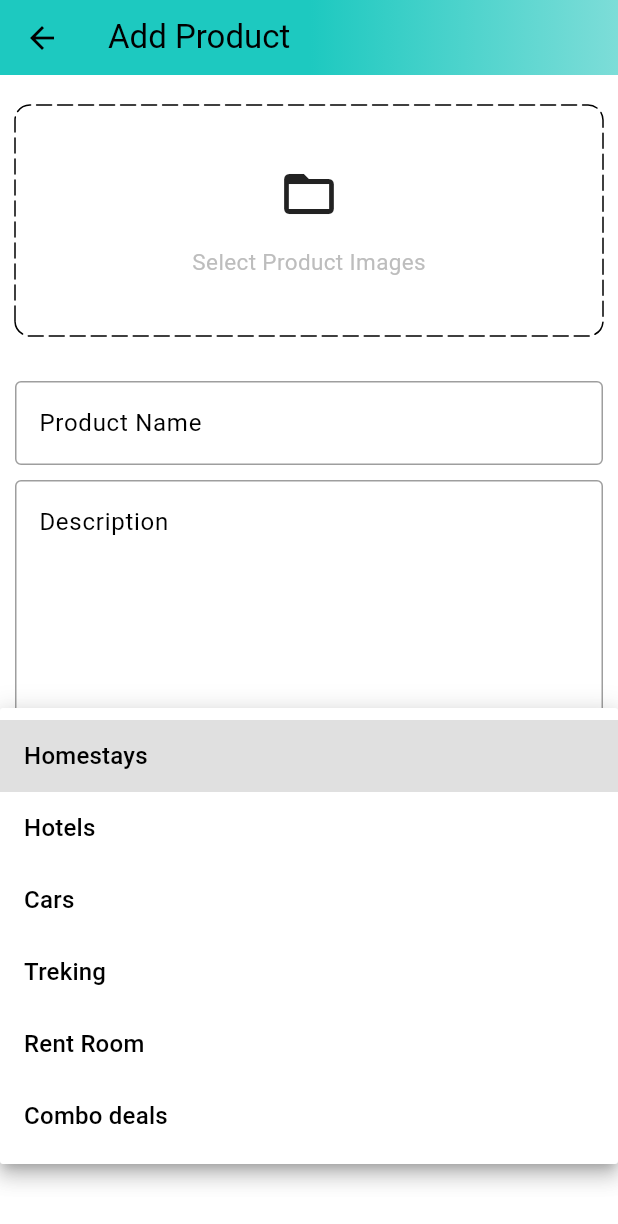
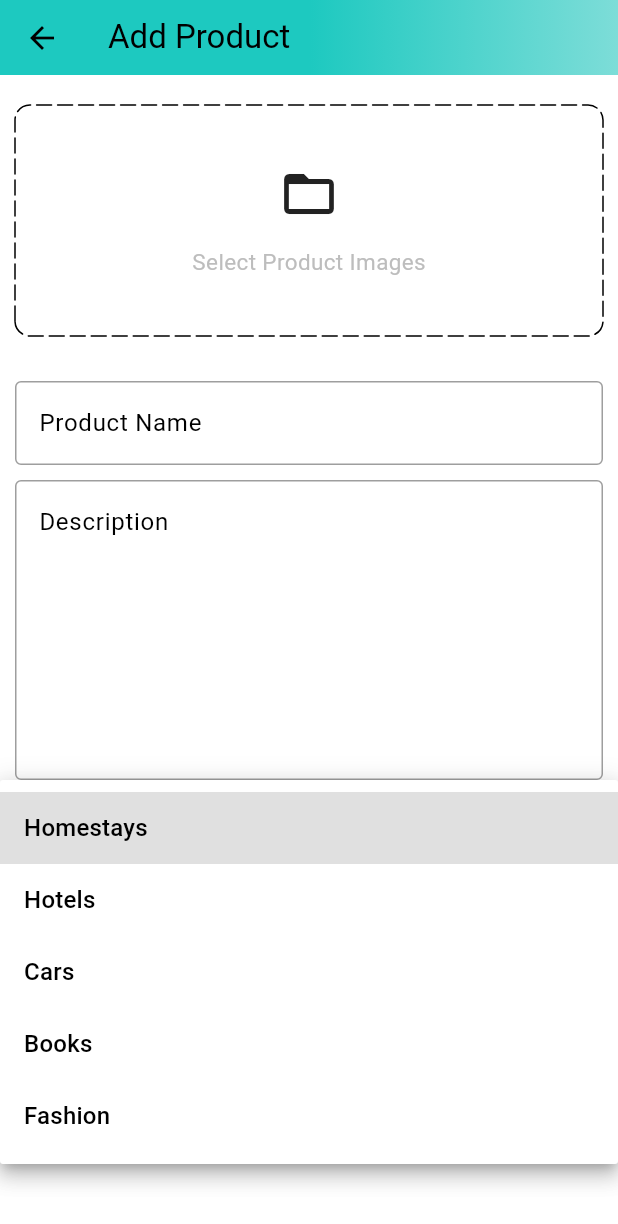
Before and after one commit to Ghostimo/devtv1, a Flutter app: the AddProductScreen screen opened by its route, after a tap on "Homestays", on a phone screen of 412 x 824 dp. Shown: the top 1224 px of the screen. Run offline on Flutter 3.47's test engine with Material 2 defaults, Android fonts, the light colour scheme and no system bars; drawn by our look-alikes of dotted_border; our stand-ins replace badges, carousel_slider, charts_flutter, file_picker, flutter_rating_bar, shared_preferences; missing offline and left inert: cloudinary_public, pay; accounts and stored records are empty.

Commit message:
make it new

```diff
--- a/lib/features/admin/screens/add_product_screen.dart
+++ b/lib/features/admin/screens/add_product_screen.dart
@@ -41,9 +41,8 @@
     'Homestays',
     'Hotels',
     'Cars',
-    'Treking',
-    'Rent Room',
-    'Combo deals',
+    'Books',
+    'Fashion'
   ];
 
   void sellProduct() {
```
Also changed, not shown: 1 other file.
